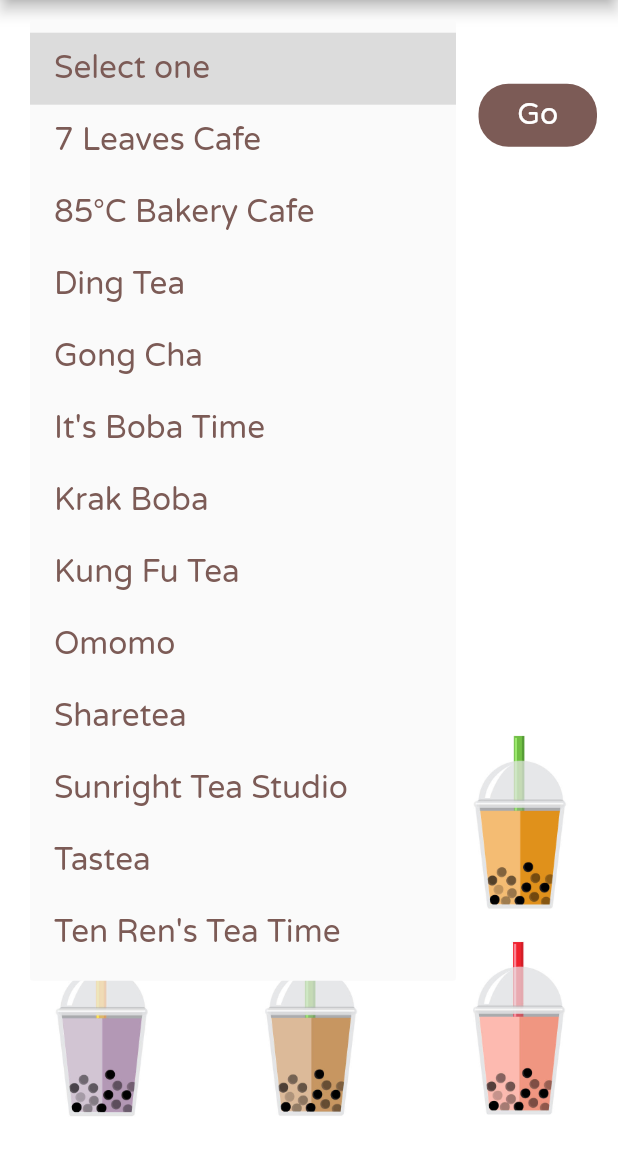
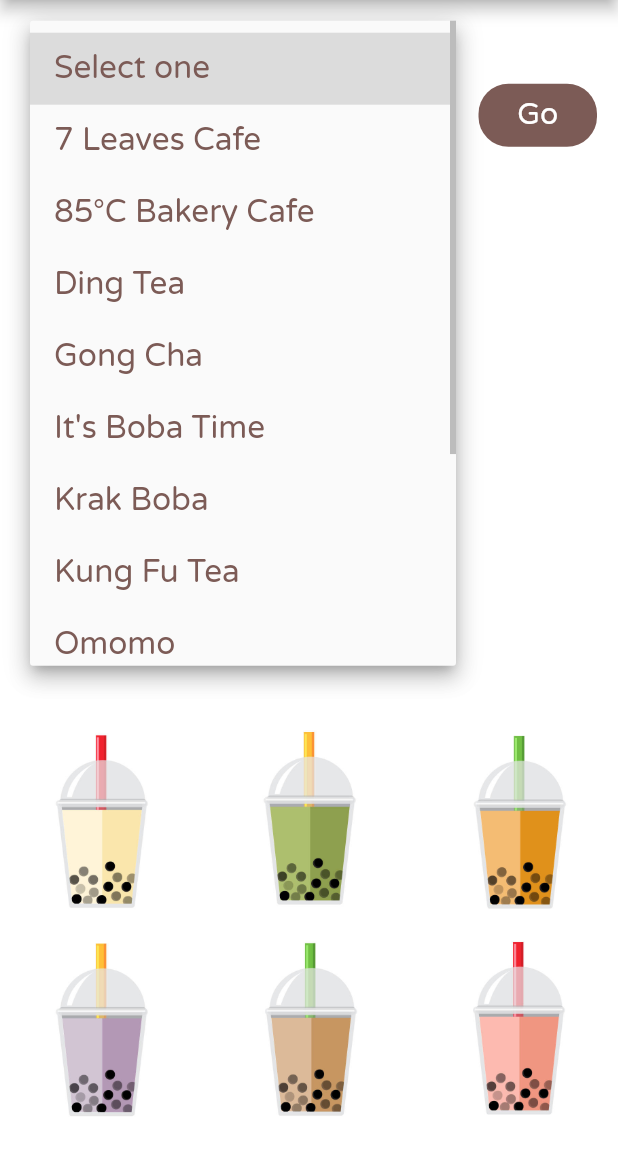
Before and after one commit to gabrielletaylor/boba_me, a Flutter app: the screen it shows after launch, after a tap on "Select one", on a phone screen of 412 x 824 dp, the part 84-1236 px from its top. Run offline on Flutter 3.47's test engine with Material 2 defaults, Android fonts, the phone set to English and light mode, and no system bars; our stand-ins replace dropdown_button2, firebase_core, firebase_database; accounts and stored records are empty.

Commit message:
fix drink text alignment, multiple drink bug

```diff
--- a/lib/screens/home_page.dart
+++ b/lib/screens/home_page.dart
@@ -91,7 +91,7 @@
               if (coffeeCheck) {
                 drinkList.addAll(getFromMap(map, 'drinks', 'coffee'));
               }
-              randomOrder += drinkList[_random.nextInt(drinkList.length)];
+              randomOrder = drinkList[_random.nextInt(drinkList.length)];
 
               if (toppingsCheck) {
                 toppingsList.addAll(getFromMap(map, 'toppings'));
@@ -107,16 +107,16 @@
       }).catchError((error) {});
     }
 
-    setState(() {});
+    // setState(() {});
   }
 
   void getDrink() {
-    const milli = Duration(milliseconds: 155);
+    const milli = Duration(milliseconds: 170);
     var count = 1;
     Timer.periodic(milli, (Timer timer) {
       loadDrink();
       count++;
-      if (count > 11) {
+      if (count > 10) {
         timer.cancel();
       }
     });
@@ -158,7 +158,7 @@
                                             color: Color(0xff7c5b56)
                                         ),
                                         iconSize: 36,
-                                        elevation: 17,
+                                        // elevation: 17,
                                         style: TextStyle(color: Color(0xff7c5b56)),
                                         underline: Container(
                                           height: 2,
@@ -182,7 +182,7 @@
                                             ),
                                           );
                                         }).toList(),
-                                        // menuMaxHeight: 500,
+                                        menuMaxHeight: 430,
                                       ),
                                     ),
                                   ),
@@ -397,11 +397,6 @@
                           ),
                           Expanded(
                               flex: 25,
-                              // child: IconButton(
-                              //   icon: Image.asset('assets/images/splash_logo.png'),
-                              //   iconSize: 70,
-                              //   onPressed: getDrink,
-                              // )
                               child: Container(
                                 margin: EdgeInsets.only(left: 10, right: 14),
                                 child: SizedBox(
@@ -427,21 +422,12 @@
                                         isProcessing = true;
                                         getDrink();
                                       });
-                                      Timer(Duration(milliseconds: 1660), () {
+                                      Timer(Duration(milliseconds: 1900), () {
                                         setState(() {
                                           isProcessing = false;
                                         });
                                       });
                                     } : null,
-                                    // onPressed: !isProcessing ? () {
-                                    //   setState(() {
-                                    //     isProcessing = true;
-                                    //     getDrink();
-                                    //     if (drinksDone) {
-                                    //       isProcessing = false;
-                                    //     }
-                                    //   });
-                                    // } : null,
                                   ),
                                 ),
                               )
@@ -471,13 +457,27 @@
                                   ),
                                   textAlign: TextAlign.center
                               ),
-                              Text(
+                              // Text(
+                              //     randomTopping,
+                              //     style: TextStyle(
+                              //         fontSize: 30,
+                              //         color: Color(0xffdb6551)
+                              //     ),
+                              //     textAlign: TextAlign.center
+                              // ),
+                              Visibility(
+                                visible: !(milkTeaCheck || fruitTeaCheck || teaCheck || slushCheck || coffeeCheck || toppingsCheck) || toppingsCheck,
+                                child: Text(
                                     randomTopping,
                                     style: TextStyle(
                                         fontSize: 30,
                                         color: Color(0xffdb6551)
                                     ),
                                     textAlign: TextAlign.center
+                                ),
+                                maintainSize: false,
+                                maintainAnimation: true,
+                                maintainState: true,
                               ),
                             ],
                           ),
```
Lines whose indentation alone changed are shown as unchanged.
